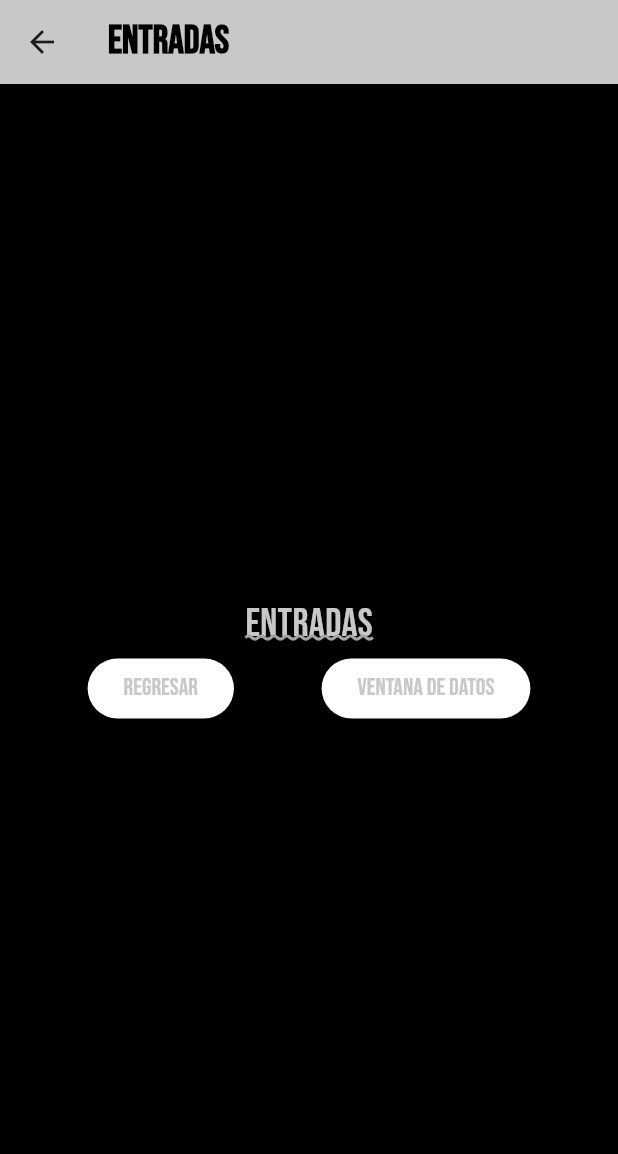
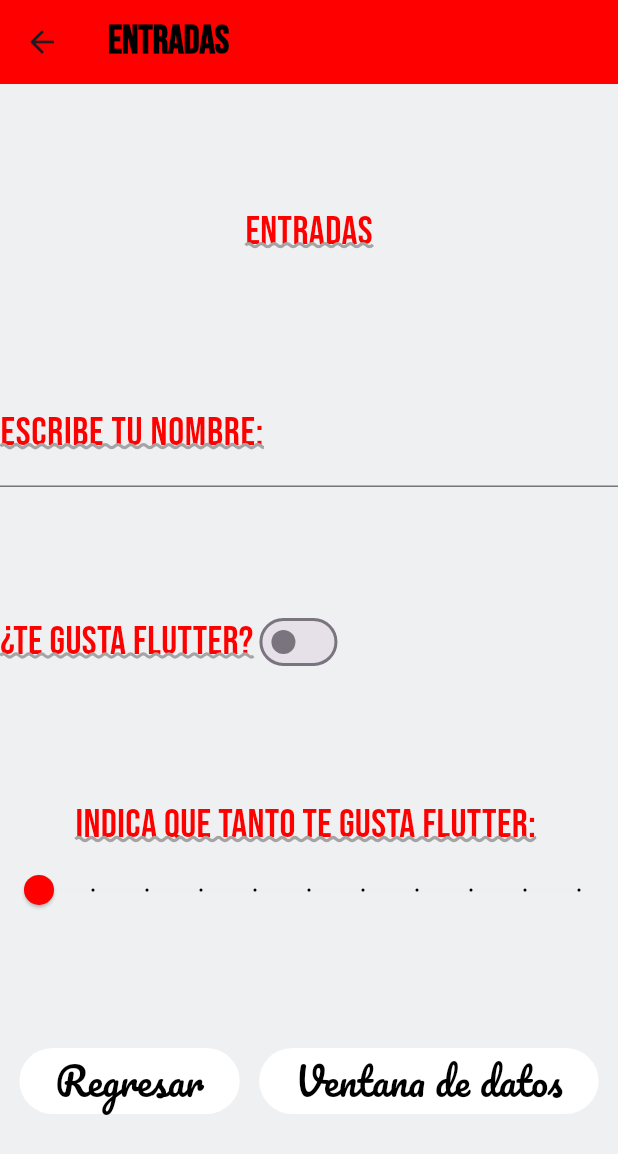
Before and after one commit to ifranco07/componentes_flutter, a Flutter app: the InputsScreen screen opened directly, on a phone screen of 412 x 824 dp. Shown: the top 1154 px of the screen. Run offline on Flutter 3.47's test engine with Material 3 defaults, Android fonts, the phone set to English and light mode, and no system bars; our stand-ins replace google_fonts.

Commit message:
Adding widgets to InputsScreen

```diff
--- a/lib/screens/inputs_screen.dart
+++ b/lib/screens/inputs_screen.dart
@@ -9,6 +9,9 @@
 }
 
 class _InputsScreenState extends State<InputsScreen> {
+  bool switchValue = false; //controlar el widget switch
+  double sliderValue = 0.0;
+
   @override
   Widget build(BuildContext context) {
    return Scaffold(
@@ -16,29 +19,89 @@
       title: const Text('Entradas'),
     ),
      body: Column(
-      mainAxisAlignment: MainAxisAlignment.center,
+      mainAxisAlignment: MainAxisAlignment.spaceEvenly,
       children: [
         Text(
           'Entradas',
           style: AppTheme.lightTheme.textTheme.headlineLarge,
         ),
-        Row(
+        entradaNombre(),
+        entradaSwitch(),
+        entradaSlider(),
+        const Row(
           mainAxisAlignment: MainAxisAlignment.spaceEvenly,
           children: [
-            ElevatedButton(onPressed: null, child: Text(
-              'Regresar',
-              style: AppTheme.lightTheme.textTheme.bodySmall,
-              )
-              ),
-              ElevatedButton(onPressed: null, child: Text(
-              'Ventana de datos',
-              style: AppTheme.lightTheme.textTheme.bodySmall,
-              )
-              ),
+            ElevatedButton(
+              onPressed: null,
+              child: Text(
+                'Regresar',
+                )),
+            ElevatedButton(
+              onPressed: null,
+              child: Text(
+                'Ventana de datos',
+                )),
           ],
         ),
       ],
      ),
    );
   }
+
+  TextField entradaNombre() {
+    return TextField(
+        style: AppTheme.lightTheme.textTheme.headlineMedium,
+        decoration: InputDecoration(
+          border: const UnderlineInputBorder(),
+          labelText: 'Escribe tu nombre: ',
+          labelStyle: AppTheme.lightTheme.textTheme.headlineLarge,
+        ),
+      );
+  }
+
+  Row entradaSwitch(){
+    return Row(
+      mainAxisAlignment: MainAxisAlignment.start,
+      children: <Widget>[
+        Text(
+          '¿Te gusta flutter?',
+          style: AppTheme.lightTheme.textTheme.headlineLarge,
+        ),
+        Switch(
+          value: switchValue,
+          onChanged:(value) {
+            setState(() {
+              switchValue = value;
+            });
+          }),
+      ],
+    );
+  }
+
+  Column entradaSlider(){
+    return Column(
+      mainAxisAlignment: MainAxisAlignment.center,
+      children: <Widget>[
+        Text(
+          'Indica que tanto te gusta flutter: ',
+         style: AppTheme.lightTheme.textTheme.headlineLarge,
+        ),
+        Slider(
+          min: 0.0,
+          max: 10.0,
+          activeColor: AppTheme.secondaryColor,
+          thumbColor: AppTheme.primaryColor,
+          inactiveColor: AppTheme.backColor,
+          value: sliderValue,
+          divisions: 10,
+          label: '${sliderValue.round()}',
+          onChanged: (value){
+            setState(() {
+               sliderValue = value;
+               print('Se cambio el slider: $sliderValue');
+          });
+        }),
+      ],
+    );
+  }
 }
--- a/lib/theme/app_theme.dart
+++ b/lib/theme/app_theme.dart
@@ -4,11 +4,11 @@
 
 class AppTheme {
   //constante de color primario
- static const primaryColor= Color.fromARGB(200, 255, 255, 255);
+ static const primaryColor= Color.fromARGB(255, 255, 0, 0);
   //Constante de color secunadrio
-  static const secondaryColor= Color.fromARGB(255, 200, 200, 200);
+  static const secondaryColor= Colors.black;
   //Constante de color de fondo
-  static const backColor=  Color.fromARGB(255, 0, 0, 0);
+  static const backColor=  Color.fromARGB(238, 237, 239, 240);
   //constante de temas
   static final ThemeData lightTheme = ThemeData.light().copyWith(
     scaffoldBackgroundColor: backColor,
@@ -47,6 +47,11 @@
         decorationStyle: TextDecorationStyle.wavy,
         decorationThickness: 1.0,
       ),
+      headlineMedium: GoogleFonts.montserrat(
+        color: secondaryColor,
+        fontSize: 21.5,
+        fontWeight: FontWeight.bold,
+      ),
       //estilo para texto muy pequeño
       bodySmall: GoogleFonts.bebasNeue(color: secondaryColor, fontSize: 16.0),
     ),
```
